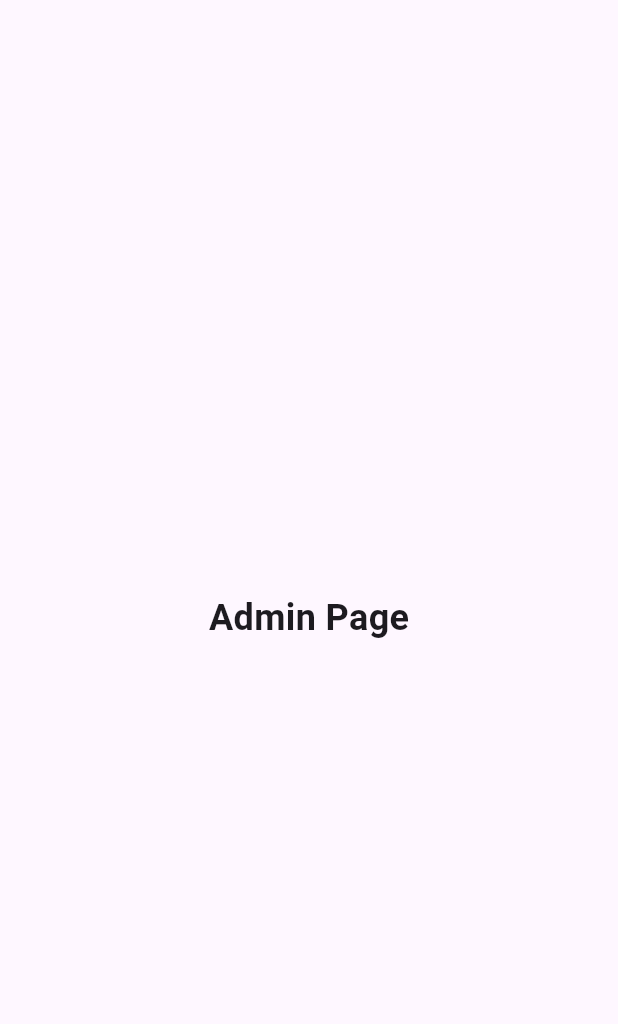
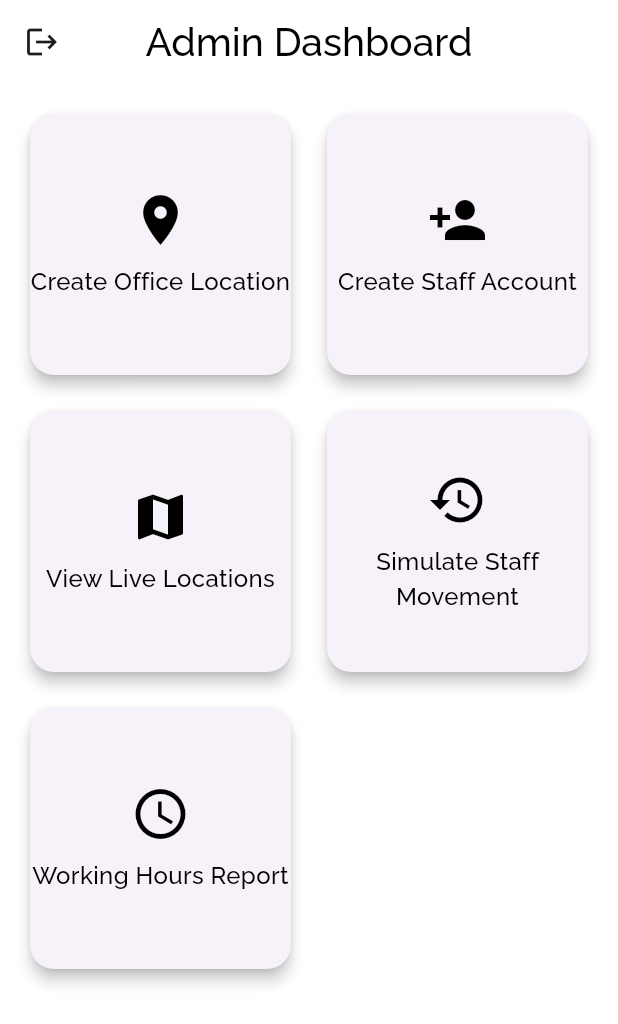
Before and after one commit to ashwinkn2004/staff_tracker, a Flutter app: the AdminPage screen opened directly, on a phone screen of 412 x 824 dp. Shown: the top 1024 px of the screen. Run offline on Flutter 3.47's test engine with Material 3 defaults, Android fonts, the phone set to English and light mode, and no system bars; our stand-ins replace cloud_firestore, firebase_auth, firebase_core, google_fonts, hive, hive_flutter and 1 more; missing offline and left inert: dropdown_below; accounts and stored records are empty.

Commit message:
Admin page partialy done

```diff
--- a/analysis_options.yaml
+++ b/analysis_options.yaml
@@ -7,6 +7,9 @@
 
 # The following line activates a set of recommended lints for Flutter apps,
 # packages, and plugins designed to encourage good coding practices.
+analyzer:
+  errors:
+    use_build_context_synchronously: ignore ignore
 include: package:flutter_lints/flutter.yaml
 
 linter:
--- a/lib/pages/admin_page.dart
+++ b/lib/pages/admin_page.dart
@@ -1,4 +1,6 @@
 import 'package:flutter/material.dart';
+import 'package:google_fonts/google_fonts.dart';
+import 'package:hive/hive.dart';
 
 class AdminPage extends StatefulWidget {
   const AdminPage({super.key});
@@ -8,13 +10,110 @@ class AdminPage extends StatefulWidget {
 }
 
 class _AdminPageState extends State<AdminPage> {
+
+  void _logout() async{
+    Navigator.pushReplacementNamed(context, '/login');
+    final box = Hive.box('userBox');
+    await box.clear();
+
+  }
+
   @override
   Widget build(BuildContext context) {
     return Scaffold(
-      body: Center(
-        child: Text(
-          'Admin Page',
-          style: TextStyle(fontSize: 24, fontWeight: FontWeight.bold),
+      appBar: AppBar(
+        title: Text(
+          'Admin Dashboard',
+          style: GoogleFonts.raleway(
+            fontSize: 26,
+            fontWeight: FontWeight.w500,
+            color: Colors.black,
+          ),
+        ),
+        centerTitle: true,
+        backgroundColor: Colors.white,
+        leading: IconButton(onPressed: _logout, icon: Icon(Icons.logout)),
+      ),
+      body: Container(
+        color: Colors.white,
+        height: double.infinity,
+        width: double.infinity,
+        child: Padding(
+          padding: const EdgeInsets.all(16.0),
+          child: GridView.count(
+            crossAxisCount: 2,
+            mainAxisSpacing: 16,
+            crossAxisSpacing: 16,
+            children: [
+              _adminTile(
+                icon: Icons.location_on,
+                title: 'Create Office Location',
+                onTap: () {
+                  Navigator.pushNamed(context, '/createOffice');
+                },
+              ),
+              _adminTile(
+                icon: Icons.person_add,
+                title: 'Create Staff Account',
+                onTap: () {
+                  Navigator.pushNamed(context, '/createStaff');
+                },
+              ),
+              _adminTile(
+                icon: Icons.map,
+                title: 'View Live Locations',
+                onTap: () {
+                  Navigator.pushNamed(context, '/liveLocations');
+                },
+              ),
+              _adminTile(
+                icon: Icons.history,
+                title: 'Simulate Staff Movement',
+                onTap: () {
+                  Navigator.pushNamed(context, '/simulateMovement');
+                },
+              ),
+              _adminTile(
+                icon: Icons.access_time,
+                title: 'Working Hours Report',
+                onTap: () {
+                  Navigator.pushNamed(context, '/workSummary');
+                },
+              ),
+            ],
+          ),
+        ),
+      ),
+    );
+  }
+
+  Widget _adminTile({
+    required IconData icon,
+    required String title,
+    required VoidCallback onTap,
+  }) {
+    return GestureDetector(
+      onTap: onTap,
+      child: Card(
+        elevation: 4,
+        shape: RoundedRectangleBorder(borderRadius: BorderRadius.circular(16)),
+        child: Center(
+          child: Column(
+            mainAxisSize: MainAxisSize.min,
+            children: [
+              Icon(icon, size: 40, color: Colors.black),
+              const SizedBox(height: 10),
+              Text(
+                title,
+                textAlign: TextAlign.center,
+                style: GoogleFonts.raleway(
+                  fontSize: 16,
+                  fontWeight: FontWeight.w500,
+                  color: Colors.black,
+                ),
+              ),
+            ],
+          ),
         ),
       ),
     );
--- a/lib/utils/routes.dart
+++ b/lib/utils/routes.dart
@@ -1,15 +1,27 @@
 import 'package:flutter/material.dart';
+import 'package:staff_tracking/pages/admin_page.dart';
+import 'package:staff_tracking/pages/create_office.dart';
+import 'package:staff_tracking/pages/create_staff.dart';
 import 'package:staff_tracking/pages/login_page.dart';
 import 'package:staff_tracking/pages/signup_page.dart';
+import 'package:staff_tracking/pages/staff_page.dart';
 
 class Routes {
   static const String signUp = '/signup';
   static const String login = '/login';
+  static const String createOffice = '/createOffice';
+  static const String createStaff = '/createStaff';
+  static const String staffPage = '/staffPage';
+  static const String adminPage = '/adminPage';
 
   static Map<String, WidgetBuilder> getRoutes() {
     return {
       signUp: (BuildContext context) => const SignupPage(),
       login: (BuildContext context) => const LoginScreen(),
+      createOffice: (BuildContext context) => const CreateOfficeLocation(),
+      createStaff: (BuildContext context) => const CreateStaff(),
+      staffPage: (BuildContext context) => const StaffPage(),
+      adminPage: (BuildContext context) => const AdminPage(),
     };
   }
 }
--- a/pubspec.yaml
+++ b/pubspec.yaml
@@ -15,10 +15,14 @@ dependencies:
   google_fonts: ^6.2.1
   lottie: ^2.2.0
   dropdown_below: ^1.0.3
-
+  flutter_map: ^6.1.0
+  latlong2: ^0.9.0
   firebase_core: ^2.31.0
   firebase_auth: ^4.19.5
   cloud_firestore: ^4.13.5
+  hive: ^2.2.3
+  hive_flutter: ^1.1.0
+  path_provider: ^2.0.14
 
 
 dev_dependencies:
```
Also changed, not shown: lib/main.dart (+25 -5 lines), lib/pages/login_page.dart (+15 -9 lines), lib/pages/signup_page.dart (+11 -6 lines), pubspec.lock.
